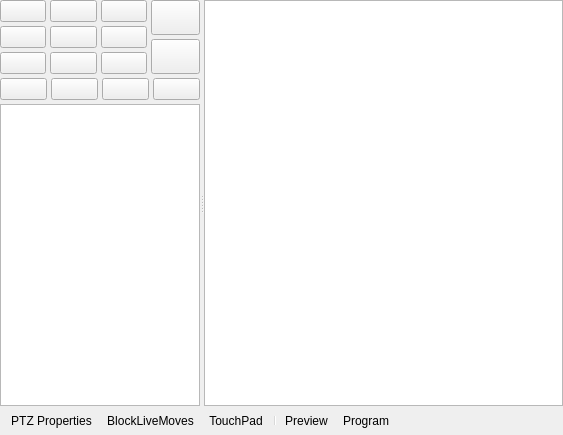
The window that src/ptz-controls.ui (glikely/obs-ptz) describes before a commit, drawn with Qt 5.
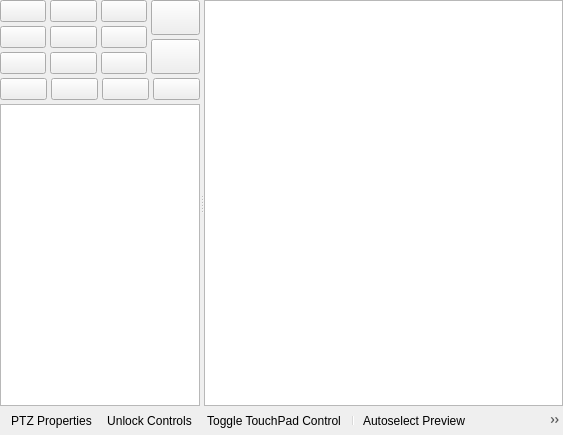
The same window after the commit. Icons and pictures are not drawn. Custom widgets are drawn as their Qt base class.

Commit message:
ui: adjust names of toolbar actions
Trivial change to make UI a little easier to understand.

```diff
--- a/src/ptz-controls.ui
+++ b/src/ptz-controls.ui
@@ -626,7 +626,7 @@
      <normalon>:/res/images/locked.svg</normalon>:/res/images/unlocked.svg</iconset>
    </property>
    <property name="text">
-    <string>BlockLiveMoves</string>
+    <string>Unlock Controls</string>
    </property>
    <property name="toolTip">
     <string>Block changes to live cameras</string>
@@ -641,7 +641,7 @@
      <normaloff>:/res/images/interact.svg</normaloff>:/res/images/interact.svg</iconset>
    </property>
    <property name="text">
-    <string>TouchPad</string>
+    <string>Toggle TouchPad Control</string>
    </property>
    <property name="toolTip">
     <string>Toggle Direction Pad Control</string>
@@ -661,7 +661,7 @@
       <normalon>:/icons/icons/followmode_preview.svg</normalon>:/icons/icons/followmode_preview_inactive.svg</iconset>
     </property>
     <property name="text">
-     <string>Preview</string>
+     <string>Autoselect Preview</string>
     </property>
     <property name="toolTip">
      <string>Autoselect Preview Camera</string>
@@ -677,7 +677,7 @@
       <normalon>:/icons/icons/followmode_live.svg</normalon>:/icons/icons/followmode_live_inactive.svg</iconset>
     </property>
     <property name="text">
-     <string>Program</string>
+     <string>Autoselect Program</string>
     </property>
     <property name="toolTip">
      <string>Autoselect Program Camera</string>
```
Left out of the diff: 2 changed lines with no effect on the pictures.
